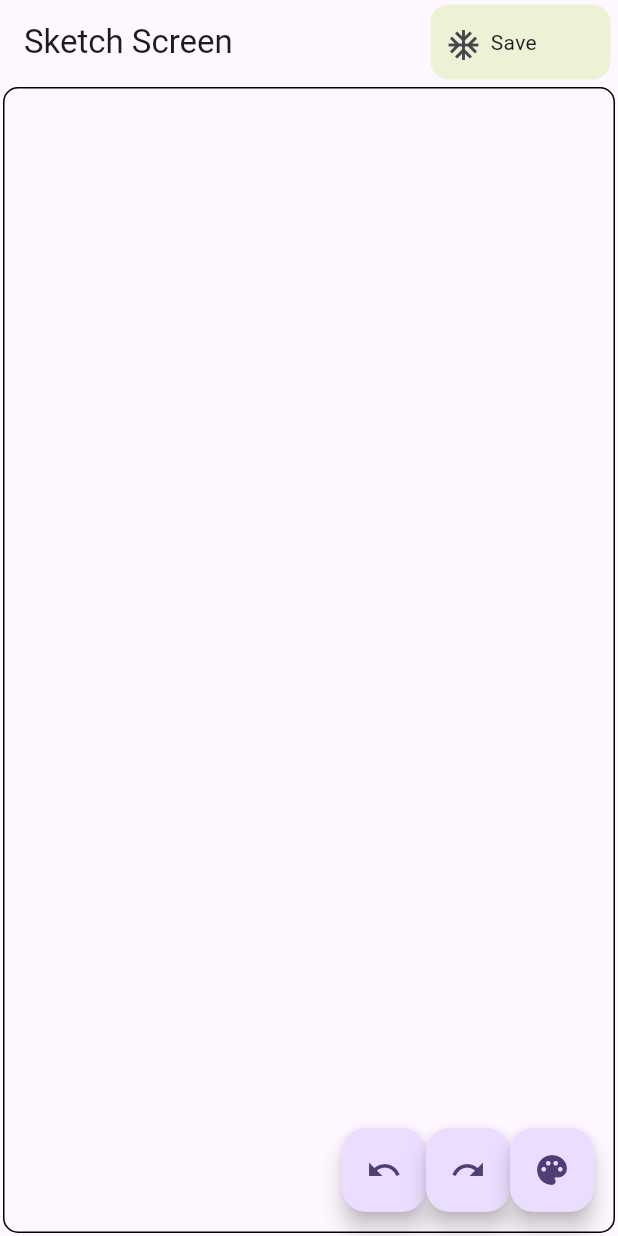
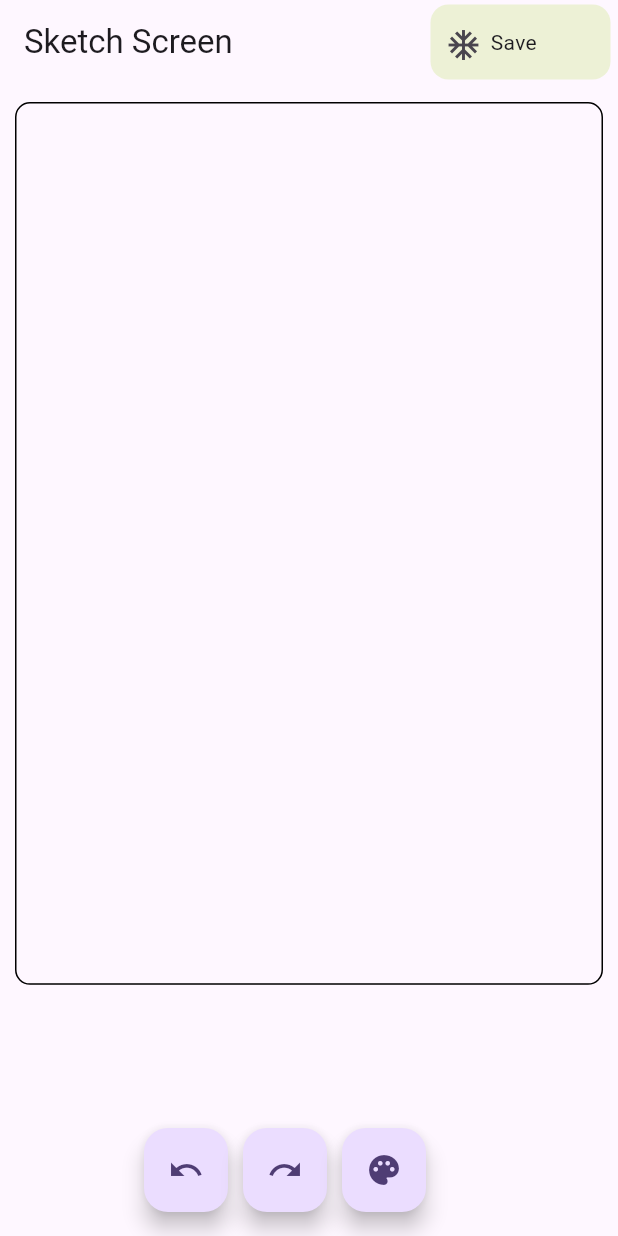
Before and after one commit to Rahat7288/sketch_board, a Flutter app: the screen it shows after launch, on a phone screen of 412 x 824 dp. Run offline on Flutter 3.47's test engine with Material 3 defaults, Android fonts, the phone set to English and light mode, and no system bars; our stand-ins replace bloc, equatable, flutter_bloc, flutter_colorpicker.

Commit message:
button alignment fixed

```diff
--- a/lib/views/screens/home_screen.dart
+++ b/lib/views/screens/home_screen.dart
@@ -22,13 +22,15 @@ class HomeScreen extends StatelessWidget {
                   bName: 'Save', bWidth: 120, bColor: AppColor.saveButtonColor),
             ],
           ),
-          body: GestureDetector(
+          body: Padding(
+            padding: EdgeInsets.symmetric(vertical: 10, horizontal: 8),
+            child: GestureDetector(
               onPanDown: (details) =>
                   context.read<SketchCubit>().addPoint(details.localPosition),
               onPanUpdate: (details) =>
                   context.read<SketchCubit>().addPoint(details.localPosition),
               child: Container(
-              height: MediaQuery.of(context).size.height,
+                height: MediaQuery.of(context).size.height / 1.4,
                 width: MediaQuery.of(context).size.width,
                 margin: const EdgeInsets.all(2),
                 decoration: BoxDecoration(
@@ -48,6 +50,7 @@ class HomeScreen extends StatelessWidget {
                       color: state.color,
                       brushType: state.brushType,
                       brushSize: state.brushSize,
+                    ),
                   ),
                 ),
               ),
@@ -97,20 +100,29 @@ class HomeScreen extends StatelessWidget {
           //   ],
           // );
 
-          floatingActionButton: Row(
-            mainAxisAlignment: MainAxisAlignment.end,
+          floatingActionButton: Container(
+            width: MediaQuery.of(context).size.width,
+            margin: const EdgeInsets.symmetric(horizontal: 10),
+            child: Row(
+              mainAxisAlignment: MainAxisAlignment.center,
               children: [
                 FloatingActionButton(
                   onPressed: () {
                     context.read<SketchCubit>().undo();
                   },
-                child: Icon(Icons.undo),
+                  child: const Icon(Icons.undo),
+                ),
+                const SizedBox(
+                  width: 10,
                 ),
                 FloatingActionButton(
                   onPressed: () {
                     context.read<SketchCubit>().redo();
                   },
-                child: Icon(Icons.redo),
+                  child: const Icon(Icons.redo),
+                ),
+                const SizedBox(
+                  width: 10,
                 ),
                 FloatingActionButton(
                   onPressed: () {
@@ -120,11 +132,12 @@ class HomeScreen extends StatelessWidget {
                               state: state,
                             ));
                   },
-                child: Center(
+                  child: const Center(
                     child: Icon(Icons.palette),
                   ),
                 ),
               ],
+            ),
           ),
           // bottomSheet: Container(
           //   height: 60,
```
Lines whose indentation alone changed are shown as unchanged.
